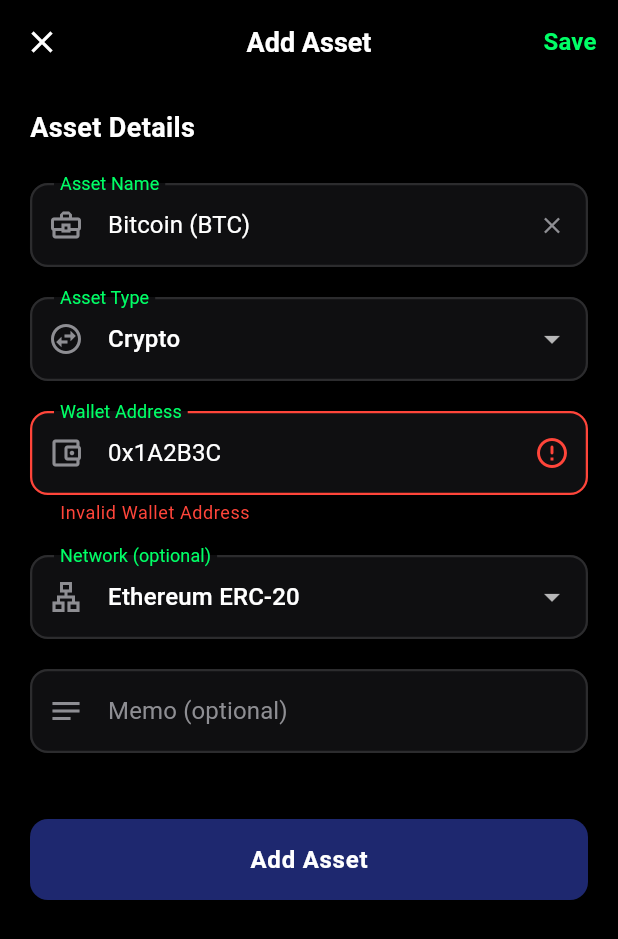
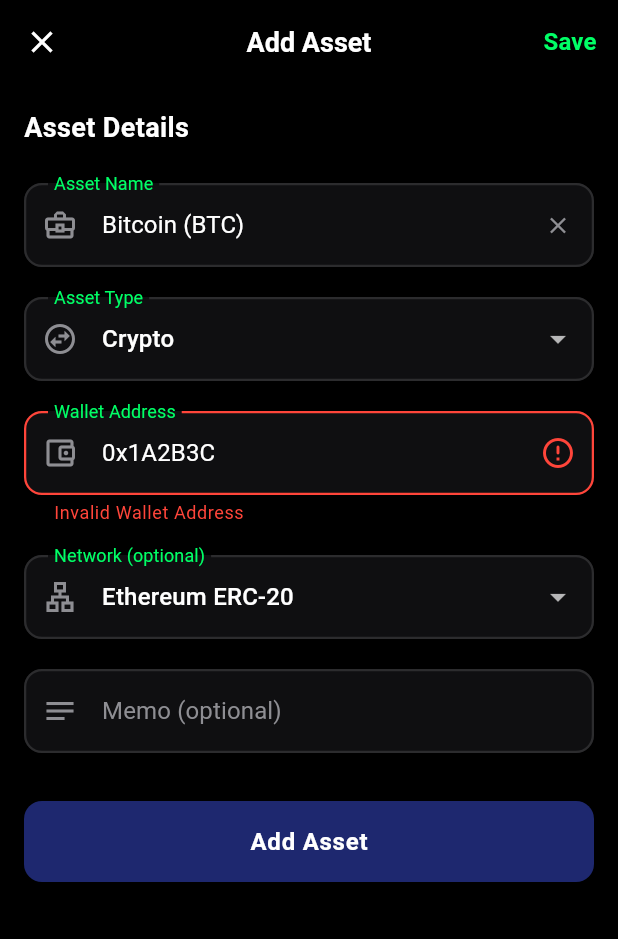
Before and after one commit to Shonu72/secure_vault_offline, a Flutter app: the AddAssetPage screen opened directly, after a tap on "Add Asset", on a phone screen of 412 x 824 dp. Shown: the top 939 px of the screen. Run offline on Flutter 3.47's test engine with Material 3 defaults, Android fonts, the phone set to English and light mode, and no system bars; our stand-ins replace flutter_riverpod.

Commit message:
refactor: establish design system constants, implement reusable UI components, and optimize form rebuild performance

```diff
--- /dev/null
+++ b/lib/core/constants.dart
@@ -0,0 +1,40 @@
+import 'package:flutter/material.dart';
+
+class AppConstants {
+  // String Constants
+  static const String appTitle = 'Secure Vault';
+  static const String lockScreenTitle = 'Enter Secure PIN';
+  static const String lockScreenSubtitle = 'Verify identity to access vault';
+  static const String portfolioTitle = 'Portfolio';
+  static const String addAssetTitle = 'Add Asset';
+
+  // Simulated PIN values
+  static const String defaultPinSeed = '1234';
+
+  // Responsive padding & margins
+  static const double paddingSmall = 8.0;
+  static const double paddingMedium = 16.0;
+  static const double paddingLarge = 24.0;
+  static const double cardBorderRadius = 16.0;
+  static const double inputBorderRadius = 12.0;
+}
+
+// Extension for simple media query values (Responsiveness helper)
+extension ResponsiveContext on BuildContext {
+  double get screenWidth => MediaQuery.of(this).size.width;
+  double get screenHeight => MediaQuery.of(this).size.height;
+
+  bool get isTablet => screenWidth >= 600;
+  bool get isDesktop => screenWidth >= 1024;
+
+  // Custom responsive padding based on screen size
+  EdgeInsets get responsivePadding {
+    if (isDesktop) {
+      return const EdgeInsets.symmetric(horizontal: 120.0, vertical: 32.0);
+    } else if (isTablet) {
+      return const EdgeInsets.symmetric(horizontal: 60.0, vertical: 24.0);
+    } else {
+      return const EdgeInsets.symmetric(horizontal: 16.0, vertical: 16.0);
+    }
+  }
+}
--- /dev/null
+++ b/lib/core/widgets.dart
@@ -0,0 +1,74 @@
+import 'package:flutter/material.dart';
+import 'package:secure_vault_offline/core/theme.dart';
+import 'package:secure_vault_offline/core/constants.dart';
+
+class AppButton extends StatelessWidget {
+  final String text;
+  final VoidCallback onPressed;
+  final Color? backgroundColor;
+  final Color? textColor;
+  final bool isLoading;
+
+  const AppButton({
+    super.key,
+    required this.text,
+    required this.onPressed,
+    this.backgroundColor,
+    this.textColor,
+    this.isLoading = false,
+  });
+
+  @override
+  Widget build(BuildContext context) {
+    return SizedBox(
+      width: double.infinity,
+      height: 54,
+      child: ElevatedButton(
+        style: ElevatedButton.styleFrom(
+          backgroundColor: backgroundColor ?? AppColors.primary,
+          foregroundColor: textColor ?? AppColors.background,
+        ),
+        onPressed: isLoading ? null : onPressed,
+        child: isLoading
+            ? const SizedBox(
+                width: 24,
+                height: 24,
+                child: CircularProgressIndicator(
+                  strokeWidth: 2.5,
+                  color: AppColors.background,
+                ),
+              )
+            : Text(text),
+      ),
+    );
+  }
+}
+
+class AppCard extends StatelessWidget {
+  final Widget child;
+  final EdgeInsetsGeometry? padding;
+  final Color? backgroundColor;
+
+  const AppCard({
+    super.key,
+    required this.child,
+    this.padding,
+    this.backgroundColor,
+  });
+
+  @override
+  Widget build(BuildContext context) {
+    return Card(
+      color: backgroundColor ?? AppColors.cardBg,
+      elevation: 0,
+      shape: RoundedRectangleBorder(
+        borderRadius: BorderRadius.circular(AppConstants.cardBorderRadius),
+        side: const BorderSide(color: AppColors.borderNormal, width: 1.0),
+      ),
+      child: Padding(
+        padding: padding ?? const EdgeInsets.all(AppConstants.paddingMedium),
+        child: child,
+      ),
+    );
+  }
+}
--- a/lib/features/asset_entry/add_asset_page.dart
+++ b/lib/features/asset_entry/add_asset_page.dart
@@ -1,8 +1,11 @@
 import 'dart:convert';
+
 import 'package:flutter/material.dart';
 import 'package:flutter/services.dart';
 import 'package:flutter_riverpod/flutter_riverpod.dart';
+import 'package:secure_vault_offline/core/constants.dart';
 import 'package:secure_vault_offline/core/theme.dart';
+import 'package:secure_vault_offline/core/widgets.dart';
 
 // ── Models & State ────────────────────────────────────────────────────────────
 class FormFieldSchema {
@@ -84,7 +87,7 @@
     final updatedValues = Map<String, String>.from(state.values);
     updatedValues[fieldId] = value;
 
-    // Trigger validation logic for modified field
+    // Validate only this specific field on keypress to minimize latency
     final updatedErrors = Map<String, String?>.from(state.errors);
     final fieldSchema = fields.firstWhere((f) => f.id == fieldId);
     updatedErrors[fieldId] = _validateField(fieldSchema, value);
@@ -121,7 +124,6 @@
     bool isValid = true;
 
     for (final field in fields) {
-      // Skip validating if field is hidden by condition
       if (!_isFieldVisible(field)) continue;
 
       final val = state.values[field.id] ?? '';
@@ -172,7 +174,6 @@
 
   Future<void> _loadSchemaFromAssets() async {
     try {
-      // Load and parse dynamic form schema config from local file assets
       final jsonString = await rootBundle.loadString('assets/form_schema.json');
       final Map<String, dynamic> jsonMap = jsonDecode(jsonString);
       final List<dynamic> fieldsList = jsonMap['fields'] as List;
@@ -182,15 +183,13 @@
         _isLoading = false;
       });
 
-      // Populate default state values (crypto default selected)
       ref.read(dynamicFormStateProvider(_fields).notifier).initForm({
         'asset_type': 'crypto',
         'asset_name': 'Bitcoin (BTC)',
-        'wallet_address': '0x1A2B3C', // Pre-populated to trigger validation warning in mockup
+        'wallet_address': '0x1A2B3C',
         'network': 'Ethereum ERC-20',
       });
     } catch (e) {
-      // In case bundle fails (e.g. during fresh setup tests), fall back to memory schema
       _loadFallbackSchema();
     }
   }
@@ -270,7 +269,7 @@
       );
       Navigator.pop(context);
     } else {
-      HapticFeedback.vibrate(); // error feedback
+      HapticFeedback.vibrate();
     }
   }
 
@@ -284,9 +283,6 @@
       );
     }
 
-    final formState = ref.watch(dynamicFormStateProvider(_fields));
-    final notifier = ref.read(dynamicFormStateProvider(_fields).notifier);
-
     return Scaffold(
       appBar: AppBar(
         scrolledUnderElevation: 0.0,
@@ -296,7 +292,7 @@
           onPressed: () => Navigator.pop(context),
         ),
         title: const Text(
-          'Add Asset',
+          AppConstants.addAssetTitle,
           style: TextStyle(fontWeight: FontWeight.bold, fontSize: 18),
         ),
         centerTitle: true,
@@ -315,7 +311,8 @@
         ],
       ),
       body: SingleChildScrollView(
-        padding: const EdgeInsets.symmetric(horizontal: 20.0, vertical: 16.0),
+        // Responsive page padding matching device sizes (Mobile vs Tablet vs Web)
+        padding: context.responsivePadding,
         child: Column(
           crossAxisAlignment: CrossAxisAlignment.start,
           children: [
@@ -329,55 +326,72 @@
             ),
             const SizedBox(height: 24),
 
-            // Render all dynamically visible form fields
+            // Map each dynamic field into its own optimized individual rebuild widget
             ..._fields.map((field) {
-              // Check visibility condition rule
-              final isVisible = notifier._isFieldVisible(field);
-              if (!isVisible) return const SizedBox.shrink();
-
-              return Padding(
-                padding: const EdgeInsets.only(bottom: 20.0),
-                child: _buildFormField(field, formState, notifier),
+              return DynamicFormField(
+                field: field,
+                allFields: _fields,
               );
             }),
 
-            const SizedBox(height: 24),
+            const SizedBox(height: 12),
 
-            // Add Asset Primary Action Button
-            SizedBox(
-              width: double.infinity,
-              height: 54,
-              child: ElevatedButton(
-                style: ElevatedButton.styleFrom(
-                  backgroundColor: const Color(0xFF1E286F), // Deep blue theme button in mockup
-                  foregroundColor: AppColors.textPrimary,
-                ),
-                onPressed: _onSave,
-                child: const Text(
-                  'Add Asset',
-                  style: TextStyle(fontSize: 16, fontWeight: FontWeight.bold),
-                ),
-              ),
+            // Styled reusable AppButton
+            AppButton(
+              text: 'Add Asset',
+              backgroundColor: const Color(0xFF1E286F), // Custom dark blue style
+              textColor: AppColors.textPrimary,
+              onPressed: _onSave,
             ),
           ],
         ),
       ),
     );
   }
+}
 
-  Widget _buildFormField(
-    FormFieldSchema field,
-    DynamicFormState state,
+// ── Performance Optimized Rebuild Scoped Field Widget ──────────────────────────
+class DynamicFormField extends ConsumerWidget {
+  final FormFieldSchema field;
+  final List<FormFieldSchema> allFields;
+
+  const DynamicFormField({
+    super.key,
+    required this.field,
+    required this.allFields,
+  });
+
+  @override
+  Widget build(BuildContext context, WidgetRef ref) {
+    final notifier = ref.read(dynamicFormStateProvider(allFields).notifier);
+
+    // 1. Evaluate Visibility dynamically
+    final isVisible = notifier._isFieldVisible(field);
+    if (!isVisible) return const SizedBox.shrink();
+
+    // 2. PERFORMANCE OPTIMIZATION: Scoped provider selectors
+    // Only rebuild this specific widget when its OWN value or error changes.
+    // Typing in field A does NOT trigger rebuilds of field B or C anymore!
+    final value = ref.watch(dynamicFormStateProvider(allFields).select((s) => s.values[field.id] ?? ''));
+    final error = ref.watch(dynamicFormStateProvider(allFields).select((s) => s.errors[field.id]));
+
+    return Padding(
+      padding: const EdgeInsets.only(bottom: 20.0),
+      child: _buildInputControl(context, value, error, notifier),
+    );
+  }
+
+  Widget _buildInputControl(
+    BuildContext context,
+    String value,
+    String? error,
     DynamicFormNotifier notifier,
   ) {
-    final value = state.values[field.id] ?? '';
-    final error = state.errors[field.id];
-
     switch (field.type) {
       case 'dropdown':
         final options = field.options ?? [];
         return DropdownButtonFormField<String>(
-          value: value.isEmpty ? null : value,
+          initialValue: value.isEmpty ? null : value,
           dropdownColor: AppColors.surface,
           decoration: InputDecoration(
             labelText: field.label,
@@ -400,7 +414,6 @@
       case 'text':
       case 'numeric':
       default:
-        // Use local TextEditingController dynamically to prevent rebuilding on every keystroke
         return TextFormField(
           initialValue: value,
           keyboardType: field.type == 'numeric' ? TextInputType.number : TextInputType.text,
--- a/lib/features/auth/auth_provider.dart
+++ b/lib/features/auth/auth_provider.dart
@@ -1,6 +1,7 @@
 import 'dart:async';
 import 'package:flutter/services.dart';
 import 'package:flutter_riverpod/flutter_riverpod.dart';
+import 'package:secure_vault_offline/core/constants.dart';
 
 class LockScreenState {
   final String pin;
@@ -30,7 +31,7 @@
   LockScreenNotifier() : super(const LockScreenState());
 
   static const int _maxPinLength = 4;
-  static const String _correctPin = '1234';
+  static const String _correctPin = AppConstants.defaultPinSeed;
 
   void addDigit(String digit) {
     if (state.pin.length >= _maxPinLength || state.shouldShake) return;
--- a/lib/features/auth/lock_screen.dart
+++ b/lib/features/auth/lock_screen.dart
@@ -3,6 +3,7 @@
 import 'package:flutter_riverpod/flutter_riverpod.dart';
 import 'package:secure_vault_offline/core/theme.dart';
 import 'package:secure_vault_offline/features/auth/auth_provider.dart';
+import 'package:secure_vault_offline/core/constants.dart';
 
 class LockScreen extends ConsumerStatefulWidget {
   const LockScreen({super.key});
@@ -91,7 +92,7 @@
                 ),
                 const SizedBox(height: 24),
                 const Text(
-                  'Enter Secure PIN',
+                  AppConstants.lockScreenTitle,
                   style: TextStyle(
                     color: AppColors.textPrimary,
                     fontSize: 20,
@@ -100,7 +101,7 @@
                 ),
                 const SizedBox(height: 8),
                 const Text(
-                  'Verify identity to access vault',
+                  AppConstants.lockScreenSubtitle,
                   style: TextStyle(
                     color: AppColors.textSecondary,
                     fontSize: 14,
```
